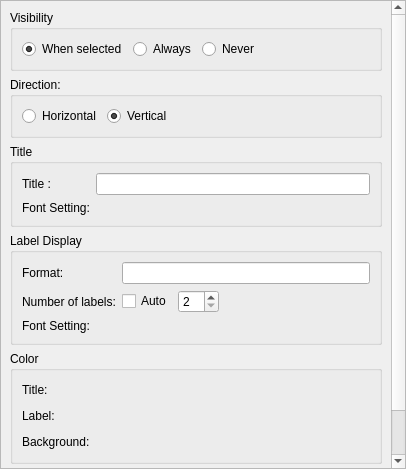
Qt form libs/guicore/scalarstocolors/colormaplegendsettingeditwidget.ui (i-RIC/prepost-gui) before a commit.
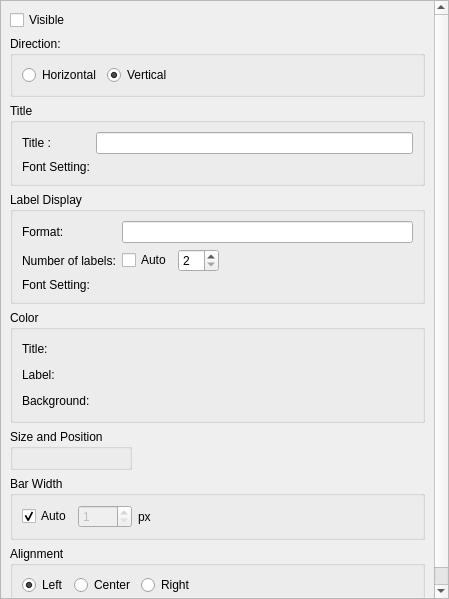
The same form after that commit. Custom widgets are drawn as their Qt base class.

What changed in the file:
```diff
--- a/libs/guicore/scalarstocolors/colormaplegendsettingeditwidget.ui
+++ b/libs/guicore/scalarstocolors/colormaplegendsettingeditwidget.ui
@@ -6,8 +6,8 @@
    <rect>
     <x>0</x>
     <y>0</y>
-    <width>406</width>
-    <height>469</height>
+    <width>449</width>
+    <height>599</height>
    </rect>
   </property>
   <property name="windowTitle">
@@ -36,55 +36,16 @@
        <rect>
         <x>0</x>
         <y>0</y>
-        <width>387</width>
-        <height>480</height>
+        <width>447</width>
+        <height>597</height>
        </rect>
       </property>
-      <layout class="QVBoxLayout" name="verticalLayout_2" stretch="0,0,0,0,0,0,1">
+      <layout class="QVBoxLayout" name="verticalLayout_2" stretch="0,0,0,0,0,0,0,0,1">
        <item>
-        <widget class="QGroupBox" name="visibilityGroupBox">
-         <property name="title">
-          <string>Visibility</string>
+        <widget class="QCheckBox" name="visibleCheckBox">
+         <property name="text">
+          <string>Visible</string>
          </property>
-         <layout class="QHBoxLayout" name="horizontalLayout">
-          <item>
-           <widget class="QRadioButton" name="visibilityWhenSelectedRadioButton">
-            <property name="text">
-             <string>When selected</string>
-            </property>
-            <property name="checked">
-             <bool>true</bool>
-            </property>
-           </widget>
-          </item>
-          <item>
-           <widget class="QRadioButton" name="visibilityAlwaysRadioButton">
-            <property name="text">
-             <string>Always</string>
-            </property>
-           </widget>
-          </item>
-          <item>
-           <widget class="QRadioButton" name="visibilityNeverRadioButton">
-            <property name="text">
-             <string>Never</string>
-            </property>
-           </widget>
-          </item>
-          <item>
-           <spacer name="horizontalSpacer">
-            <property name="orientation">
-             <enum>Qt::Horizontal</enum>
-            </property>
-            <property name="sizeHint" stdset="0">
-             <size>
-              <width>85</width>
-              <height>20</height>
-             </size>
-            </property>
-           </spacer>
-          </item>
-         </layout>
         </widget>
        </item>
        <item>
@@ -360,6 +321,104 @@
          </item>
         </layout>
        </item>
+       <item>
+        <widget class="QGroupBox" name="barWidthGroupBox">
+         <property name="title">
+          <string>Bar Width</string>
+         </property>
+         <layout class="QHBoxLayout" name="horizontalLayout">
+          <item>
+           <widget class="QCheckBox" name="barWidthAutoCheckBox">
+            <property name="text">
+             <string>Auto</string>
+            </property>
+            <property name="checked">
+             <bool>true</bool>
+            </property>
+           </widget>
+          </item>
+          <item>
+           <widget class="QSpinBox" name="barWidthSpinBox">
+            <property name="enabled">
+             <bool>false</bool>
+            </property>
+            <property name="minimum">
+             <number>1</number>
+            </property>
+            <property name="maximum">
+             <number>9999</number>
+            </property>
+           </widget>
+          </item>
+          <item>
+           <widget class="QLabel" name="barWidthUnitLabel">
+            <property name="text">
+             <string>px</string>
+            </property>
+           </widget>
+          </item>
+          <item>
+           <spacer name="horizontalSpacer">
+            <property name="orientation">
+             <enum>Qt::Horizontal</enum>
+            </property>
+            <property name="sizeHint" stdset="0">
+             <size>
+              <width>283</width>
+              <height>20</height>
+             </size>
+            </property>
+           </spacer>
+          </item>
+         </layout>
+        </widget>
+       </item>
+       <item>
+        <widget class="QGroupBox" name="alignmentGroupBox">
+         <property name="title">
+          <string>Alignment</string>
+         </property>
+         <layout class="QHBoxLayout" name="horizontalLayout_8">
+          <item>
+           <widget class="QRadioButton" name="leftRadioButton">
+            <property name="text">
+             <string>Left</string>
+            </property>
+            <property name="checked">
+             <bool>true</bool>
+            </property>
+           </widget>
+          </item>
+          <item>
+           <widget class="QRadioButton" name="centerRadioButton">
+            <property name="text">
+             <string>Center</string>
+            </property>
+           </widget>
+          </item>
+          <item>
+           <widget class="QRadioButton" name="rightRadioButton">
+            <property name="text">
+             <string>Right</string>
+            </property>
+           </widget>
+          </item>
+          <item>
+           <spacer name="horizontalSpacer_8">
+            <property name="orientation">
+             <enum>Qt::Horizontal</enum>
+            </property>
+            <property name="sizeHint" stdset="0">
+             <size>
+              <width>238</width>
+              <height>20</height>
+             </size>
+            </property>
+           </spacer>
+          </item>
+         </layout>
+        </widget>
+       </item>
        <item>
         <spacer name="verticalSpacer">
          <property name="orientation">
```
Left out of the diff: 40 changed lines with no effect on the pictures.
